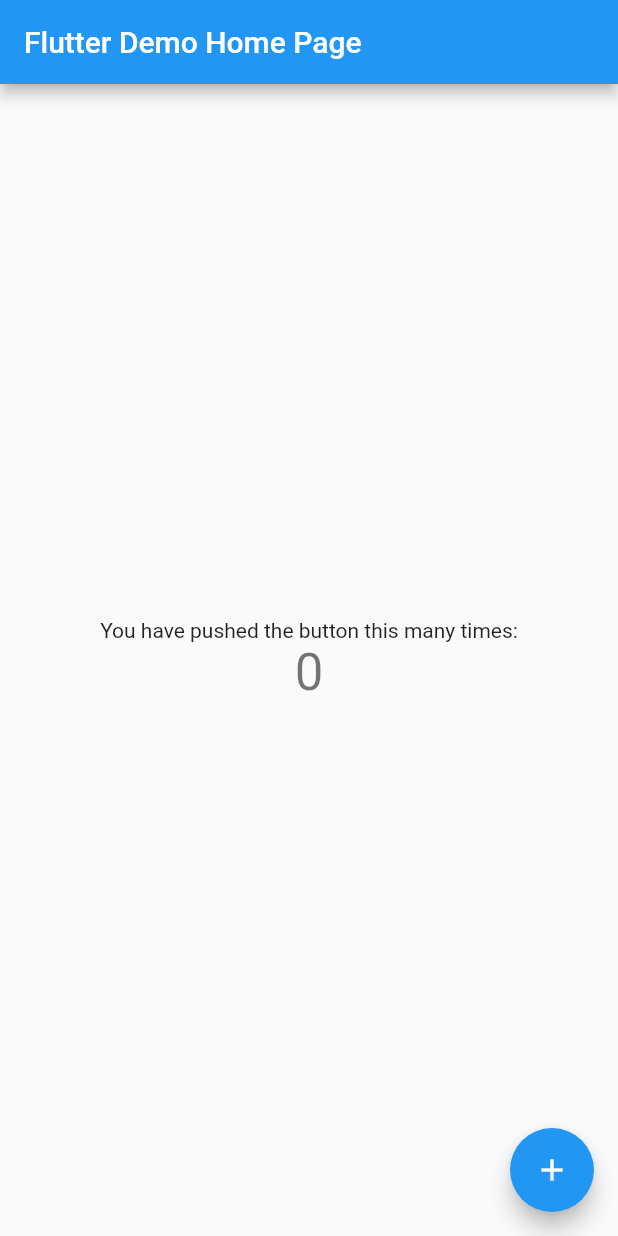
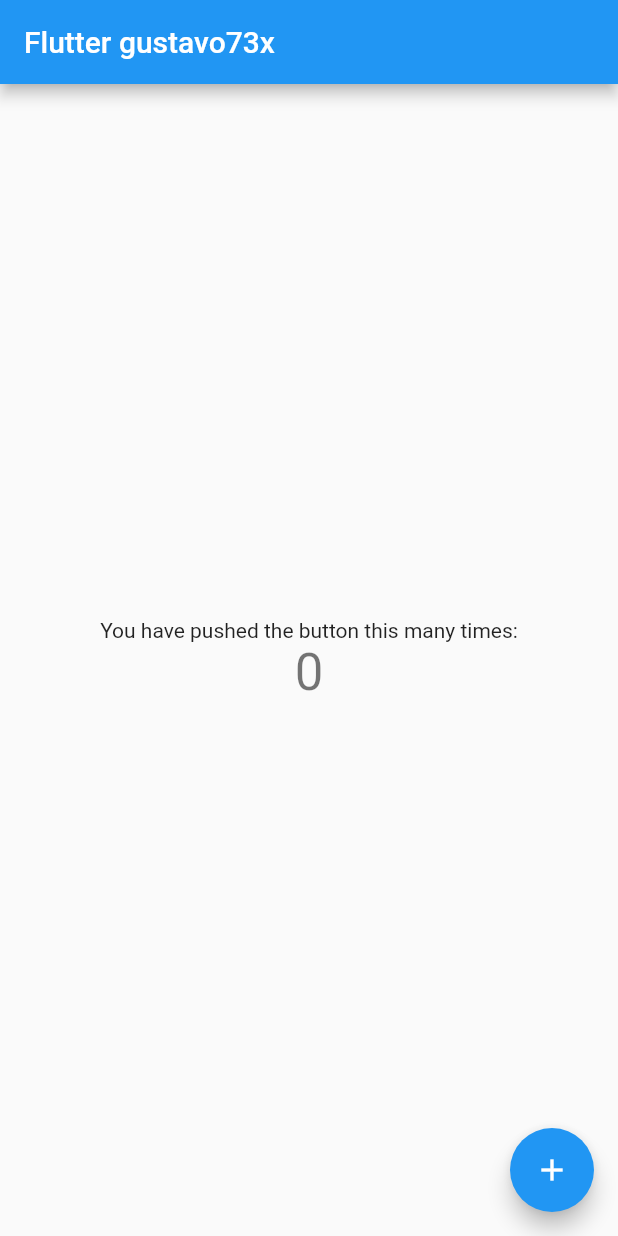
Before and after one commit to gustavo73x/flutterci6, a Flutter app: the screen it shows after launch, on a phone screen of 412 x 824 dp. Run offline on Flutter 3.47's test engine with Material 2 defaults, Android fonts, the phone set to English and light mode, and no system bars.

Commit message:
Cambio Home page

```diff
--- a/lib/main.dart
+++ b/lib/main.dart
@@ -24,7 +24,7 @@ class MyApp extends StatelessWidget {
         // is not restarted.
         primarySwatch: Colors.blue,
       ),
-      home: const MyHomePage(title: 'Flutter Demo Home Page'),
+      home: const MyHomePage(title: 'Flutter gustavo73x'),
     );
   }
 }
@@ -113,3 +113,23 @@ class _MyHomePageState extends State<MyHomePage> {
     );
   }
 }
+
+class MyWidget extends StatelessWidget {
+  final String title;
+  final String message;
+  const MyWidget({
+    Key? key,
+    required this.title,
+    required this.message,
+  }) : super(key: key);
+
+  @override
+  Widget build(BuildContext comtext) {
+    return MaterialApp(
+      title: 'Flutter Demo',
+      home: Scaffold(
+          appBar: AppBar(title: Text(title)),
+          body: Center(child: Text(message))),
+    );
+  }
+}
```
Also changed, not shown: 2 other files.
